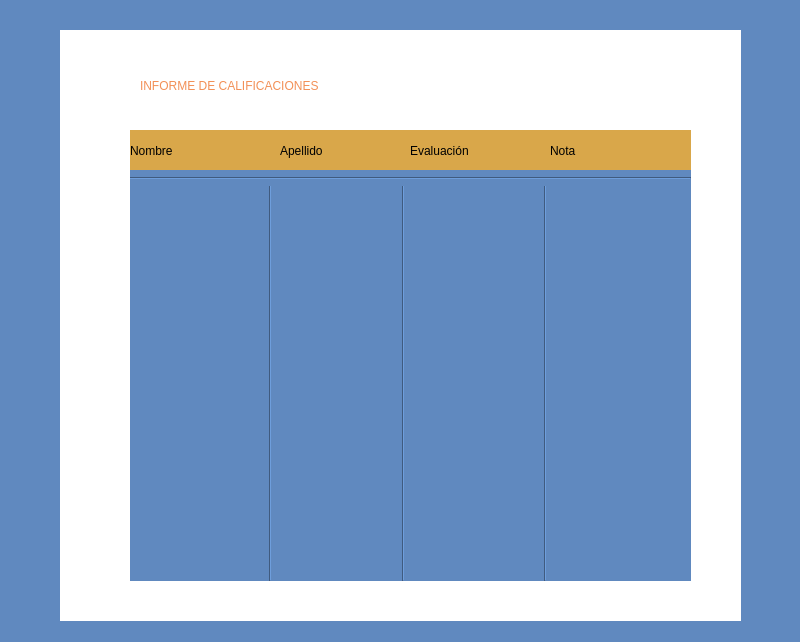
Qt form informenotas.ui (Shanem007/AulaVirtual) before a commit.
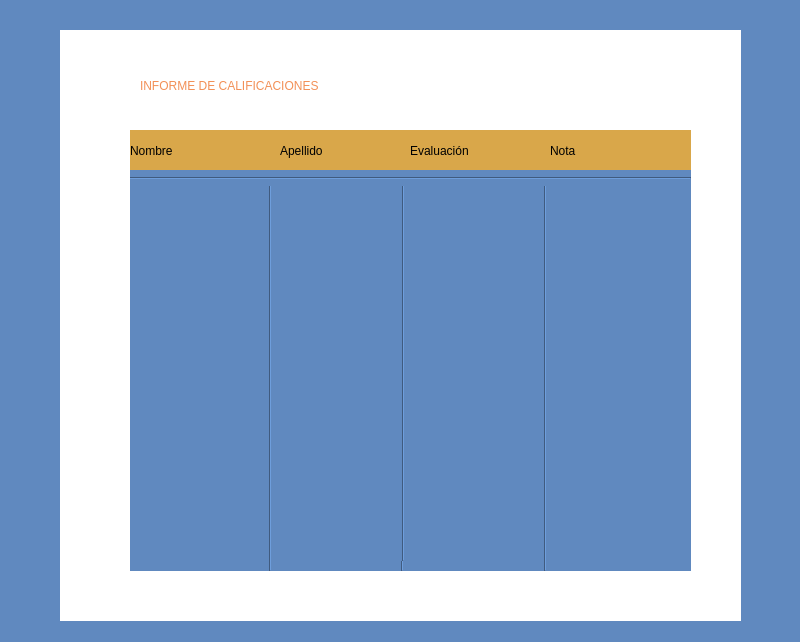
The same form after that commit.

Diff of the .ui file:
```diff
--- a/informenotas.ui
+++ b/informenotas.ui
@@ -124,7 +124,7 @@
      <x>130</x>
      <y>130</y>
      <width>281</width>
-     <height>451</height>
+     <height>441</height>
     </rect>
    </property>
    <property name="orientation">
@@ -137,7 +137,7 @@
      <x>400</x>
      <y>130</y>
      <width>291</width>
-     <height>451</height>
+     <height>441</height>
     </rect>
    </property>
    <property name="orientation">
@@ -150,7 +150,7 @@
      <x>393</x>
      <y>130</y>
      <width>20</width>
-     <height>451</height>
+     <height>431</height>
     </rect>
    </property>
    <property name="orientation">
@@ -163,7 +163,7 @@
      <x>392</x>
      <y>130</y>
      <width>21</width>
-     <height>451</height>
+     <height>441</height>
     </rect>
    </property>
    <property name="orientation">
```
